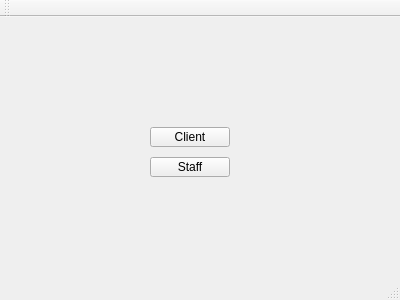
This is deliverable2-code/d2-source/mainwindow.ui in ashleefoureyes/quackjaws as Qt 5 draws it before an edit. The edited form follows.
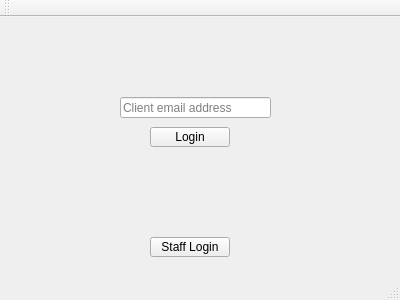
This is the edited form.

Commit message: Implemented add client with contact information and basic UI

The edit to the form file:
```diff
--- a/deliverable2-code/d2-source/mainwindow.ui
+++ b/deliverable2-code/d2-source/mainwindow.ui
@@ -24,20 +24,33 @@
      </rect>
     </property>
     <property name="text">
-     <string>Client</string>
+     <string>Login</string>
     </property>
    </widget>
    <widget class="QPushButton" name="bStaffEntry">
     <property name="geometry">
      <rect>
       <x>150</x>
-      <y>140</y>
+      <y>220</y>
       <width>80</width>
       <height>20</height>
      </rect>
     </property>
     <property name="text">
-     <string>Staff</string>
+     <string>Staff Login</string>
+    </property>
+   </widget>
+   <widget class="QLineEdit" name="txtEmailLogin">
+    <property name="geometry">
+     <rect>
+      <x>120</x>
+      <y>80</y>
+      <width>151</width>
+      <height>21</height>
+     </rect>
+    </property>
+    <property name="placeholderText">
+     <string>Client email address</string>
     </property>
    </widget>
   </widget>
```
The commit also changes 13 other files.
